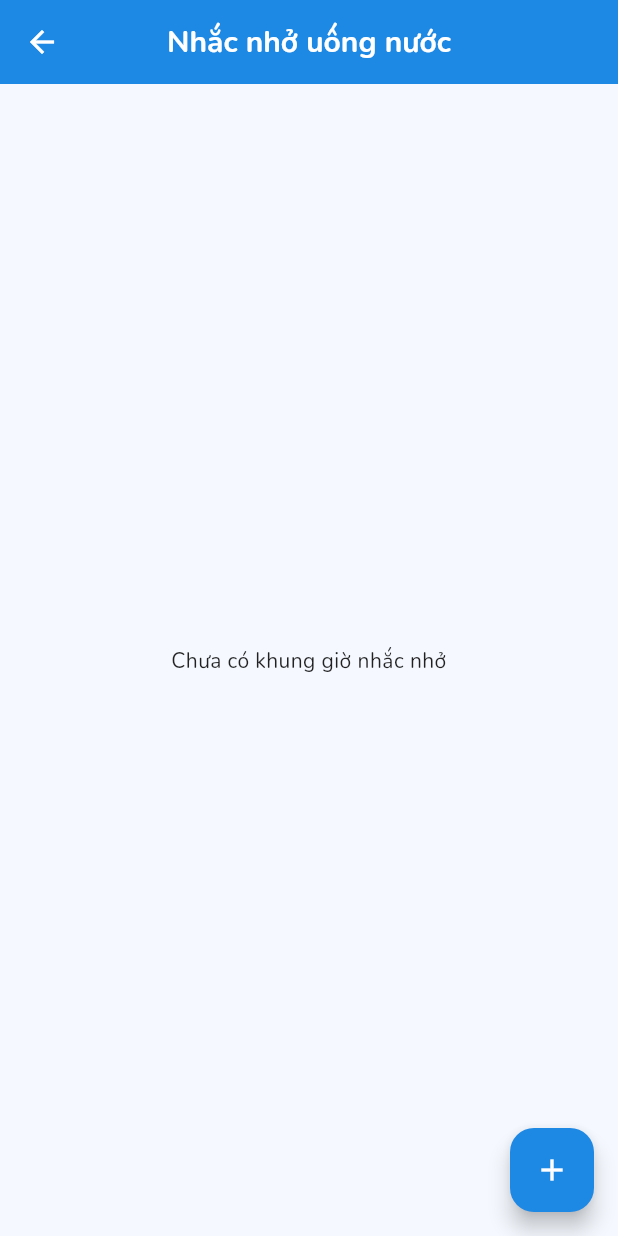
After one commit to phat-hub/health_app, a Flutter app: the WaterScreen screen opened by its route, after a tap on the "add" icon, after a tap on the "notifications active" icon, on a phone screen of 412 x 824 dp. The commit adds this screen. Run offline on Flutter 3.47's test engine with Material 3 defaults, Android fonts, the phone set to English and light mode, and no system bars; our stand-ins replace camera, cloud_firestore, device_info_plus, firebase_auth, firebase_core, fl_chart and 8 more; missing offline and left inert: android_intent_plus, health; accounts and stored records are empty.

Commit message:
nhac nho uong nuoc

```diff
--- /dev/null
+++ b/lib/model/water_reminder_time.dart
@@ -0,0 +1,33 @@
+class WaterReminderTime {
+  final int hour;
+  final int minute;
+  final bool enabled;
+
+  WaterReminderTime({
+    required this.hour,
+    required this.minute,
+    required this.enabled,
+  });
+
+  WaterReminderTime copyWith({int? hour, int? minute, bool? enabled}) {
+    return WaterReminderTime(
+      hour: hour ?? this.hour,
+      minute: minute ?? this.minute,
+      enabled: enabled ?? this.enabled,
+    );
+  }
+
+  Map<String, dynamic> toJson() => {
+        'hour': hour,
+        'minute': minute,
+        'enabled': enabled,
+      };
+
+  factory WaterReminderTime.fromJson(Map<String, dynamic> json) {
+    return WaterReminderTime(
+      hour: json['hour'],
+      minute: json['minute'],
+      enabled: json['enabled'],
+    );
+  }
+}
--- a/lib/screen.dart
+++ b/lib/screen.dart
@@ -7,6 +7,7 @@ export 'service/water_service.dart';
 
 export 'model/heart_rate_record.dart';
 export 'model/sleep_record.dart';
+export 'model/water_reminder_time.dart';
 
 export 'manager/heart_rate_manager.dart';
 export 'manager/auth_manager.dart';
@@ -24,5 +25,6 @@ export 'ui/step_screen.dart';
 export 'ui/sleep_screen.dart';
 export 'ui/water_screen.dart';
 export 'ui/water_stats_screen.dart';
+export 'ui/water_reminder_screen.dart';
 
 export 'shared/app_theme.dart';
--- a/lib/service/water_service.dart
+++ b/lib/service/water_service.dart
@@ -1,5 +1,15 @@
 import 'dart:convert';
 import 'package:shared_preferences/shared_preferences.dart';
+import 'package:flutter_local_notifications/flutter_local_notifications.dart';
+import 'package:timezone/timezone.dart' as tz;
+import 'package:timezone/data/latest.dart' as tz;
+import 'package:permission_handler/permission_handler.dart';
+import 'package:device_info_plus/device_info_plus.dart';
+import 'dart:io';
+import 'package:android_intent_plus/android_intent.dart';
+import 'package:flutter/material.dart';
+
+import '../screen.dart';
 
 class WaterService {
   static const String firstOpenKey = 'water_first_open_date';
@@ -95,4 +105,124 @@ class WaterService {
 
     return sortedStats;
   }
+
+  final FlutterLocalNotificationsPlugin _notifications =
+      FlutterLocalNotificationsPlugin();
+
+  static const String _prefsKey = 'water_reminders';
+
+  Future<void> initNotifications() async {
+    tz.initializeTimeZones();
+    const android = AndroidInitializationSettings('@mipmap/ic_launcher');
+    const settings = InitializationSettings(android: android);
+    await _notifications.initialize(settings);
+    await requestNotificationPermission();
+    await await requestExactAlarmPermission();
+  }
+
+  Future<void> requestNotificationPermission() async {
+    if (await Permission.notification.isDenied) {
+      await Permission.notification.request();
+    }
+  }
+
+  Future<List<WaterReminderTime>> getReminders() async {
+    final prefs = await SharedPreferences.getInstance();
+    final jsonStr = prefs.getString(_prefsKey);
+    if (jsonStr == null) return [];
+    final list = jsonDecode(jsonStr) as List;
+    return list.map((e) => WaterReminderTime.fromJson(e)).toList();
+  }
+
+  Future<void> saveReminders(List<WaterReminderTime> reminders) async {
+    final prefs = await SharedPreferences.getInstance();
+    final jsonStr = jsonEncode(reminders.map((e) => e.toJson()).toList());
+    await prefs.setString(_prefsKey, jsonStr);
+  }
+
+  Future<void> scheduleAllReminders() async {
+    await _notifications.cancelAll();
+    final reminders = await getReminders();
+    for (int i = 0; i < reminders.length; i++) {
+      final r = reminders[i];
+      if (r.enabled) {
+        await _scheduleReminder(r, i);
+      }
+    }
+  }
+
+  Future<void> _scheduleReminder(WaterReminderTime reminder, int id) async {
+    final now = tz.TZDateTime.now(tz.local);
+    var scheduled = tz.TZDateTime(
+      tz.local,
+      now.year,
+      now.month,
+      now.day,
+      reminder.hour,
+      reminder.minute,
+    );
+    if (scheduled.isBefore(now)) {
+      scheduled = scheduled.add(const Duration(days: 1));
+    }
+
+    await _notifications.zonedSchedule(
+      id,
+      '💧 Uống nước ngay nào!',
+      'Đã đến giờ uống nước để giữ sức khỏe 💙',
+      scheduled,
+      const NotificationDetails(
+        android: AndroidNotificationDetails(
+          'water_channel',
+          'Nhắc nhở uống nước',
+          channelDescription: 'Thông báo nhắc nhở uống nước trong ngày',
+          importance: Importance.max,
+          priority: Priority.high,
+        ),
+      ),
+      matchDateTimeComponents: DateTimeComponents.time,
+      uiLocalNotificationDateInterpretation:
+          UILocalNotificationDateInterpretation.absoluteTime,
+      androidScheduleMode: AndroidScheduleMode.exactAllowWhileIdle,
+    );
+  }
+
+  Future<bool> requestExactAlarmPermission() async {
+    if (Platform.isAndroid) {
+      final androidInfo = await DeviceInfoPlugin().androidInfo;
+      if (androidInfo.version.sdkInt >= 31) {
+        if (!await Permission.scheduleExactAlarm.isGranted) {
+          try {
+            final intent = AndroidIntent(
+              action: 'android.settings.REQUEST_SCHEDULE_EXACT_ALARM',
+              package: 'com.example.health_app',
+            );
+            await intent.launch();
+          } catch (e) {
+            debugPrint("Không thể mở trang quyền exact alarm: $e");
+          }
+          return false;
+        }
+      }
+    }
+    return true;
+  }
+
+  Future<void> showTestNotification() async {
+    await _notifications.show(
+      999, // ID khác để không đè thông báo khác
+      '📢 Test nhắc nhở ngủ',
+      'Thông báo test này hiển thị ngay lập tức',
+      const NotificationDetails(
+        android: AndroidNotificationDetails(
+          'test_channel',
+          'Kênh Test',
+          importance: Importance.max,
+          priority: Priority.high,
+          visibility: NotificationVisibility.public,
+        ),
+      ),
+    );
+
+    debugPrint("🛑 Test notification đã gửi ngay lập tức");
+  }
 }
--- /dev/null
+++ b/lib/ui/water_reminder_screen.dart
@@ -0,0 +1,78 @@
+import 'package:flutter/material.dart';
+import 'package:intl/intl.dart';
+import 'package:provider/provider.dart';
+import '../screen.dart';
+
+class WaterReminderScreen extends StatefulWidget {
+  const WaterReminderScreen({Key? key}) : super(key: key);
+
+  @override
+  State<WaterReminderScreen> createState() => _WaterReminderScreenState();
+}
+
+class _WaterReminderScreenState extends State<WaterReminderScreen> {
+  @override
+  void initState() {
+    super.initState();
+    // Gọi initNotifications khi vào màn hình
+    Future.microtask(() {
+      context.read<WaterManager>().initNotifications();
+    });
+  }
+
+  String _formatTime(int h, int m) {
+    final date = DateTime(0, 0, 0, h, m);
+    return DateFormat.Hm().format(date);
+  }
+
+  @override
+  Widget build(BuildContext context) {
+    final manager = Provider.of<WaterManager>(context);
+
+    return Scaffold(
+      appBar: AppBar(title: const Text("Nhắc nhở uống nước")),
+      body: manager.reminders.isEmpty
+          ? const Center(child: Text("Chưa có khung giờ nhắc nhở"))
+          : ListView.builder(
+              itemCount: manager.reminders.length,
+              itemBuilder: (context, index) {
+                final r = manager.reminders[index];
+                return ListTile(
+                  leading: const Icon(Icons.alarm),
+                  title: Text(_formatTime(r.hour, r.minute)),
+                  trailing: Row(
+                    mainAxisSize: MainAxisSize.min,
+                    children: [
+                      Switch(
+                        value: r.enabled,
+                        onChanged: (v) {
+                          manager.toggleReminder(index, v);
+                        },
+                      ),
+                      IconButton(
+                        icon: const Icon(Icons.delete, color: Colors.red),
+                        onPressed: () {
+                          manager.removeReminder(index);
+                        },
+                      ),
+                    ],
+                  ),
+                );
+              },
+            ),
+      floatingActionButton: FloatingActionButton(
+        onPressed: () async {
+          final now = TimeOfDay.now();
+          final picked = await showTimePicker(
+            context: context,
+            initialTime: now,
+          );
+          if (picked != null) {
+            manager.addReminder(picked.hour, picked.minute);
+          }
+        },
+        child: const Icon(Icons.add),
+      ),
+    );
+  }
+}
--- a/lib/ui/water_screen.dart
+++ b/lib/ui/water_screen.dart
@@ -29,7 +29,7 @@ class _WaterScreenState extends State<WaterScreen> {
 
     return Scaffold(
       appBar: AppBar(
-        title: const Text("Nhắc nhở uống nước"),
+        title: const Text("Theo dõi uống nước"),
         backgroundColor: theme.colorScheme.primary,
         foregroundColor: Colors.white,
         actions: [
@@ -39,6 +39,15 @@ class _WaterScreenState extends State<WaterScreen> {
               Navigator.push(
                 context,
                 MaterialPageRoute(builder: (_) => const WaterStatsScreen()),
+              );
+            },
+          ),
+          IconButton(
+            icon: const Icon(Icons.notifications_active),
+            onPressed: () {
+              Navigator.push(
+                context,
+                MaterialPageRoute(builder: (_) => const WaterReminderScreen()),
               );
             },
           ),
```
Also changed, not shown: lib/manager/water_manager.dart (+30 -0 lines).
